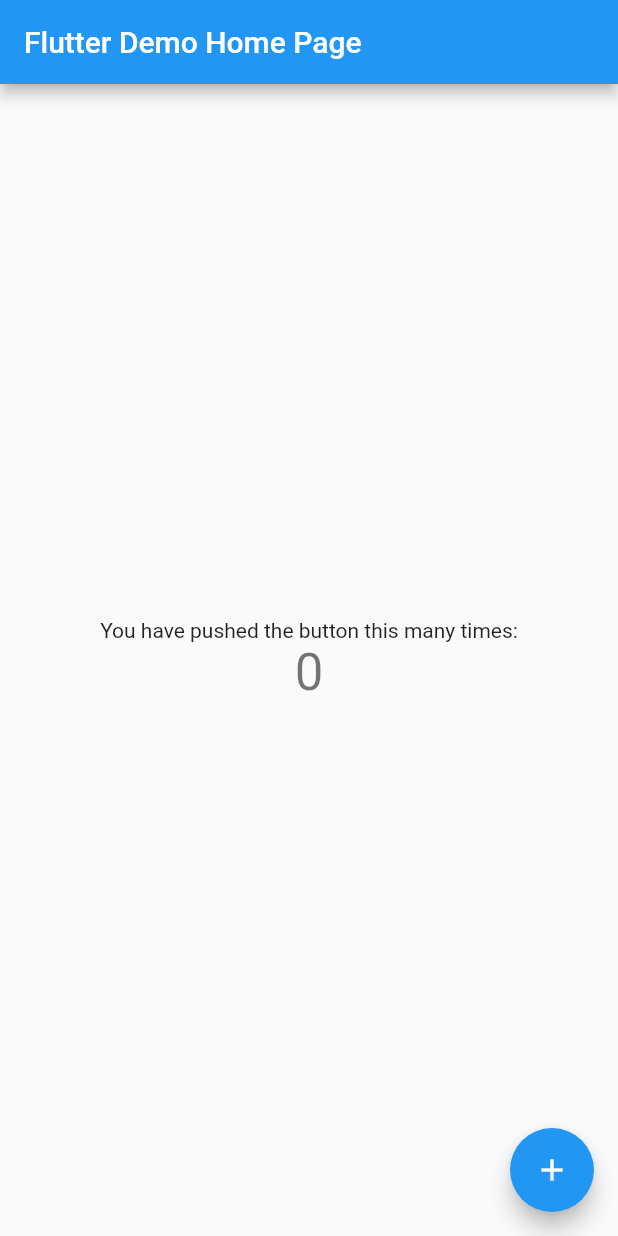
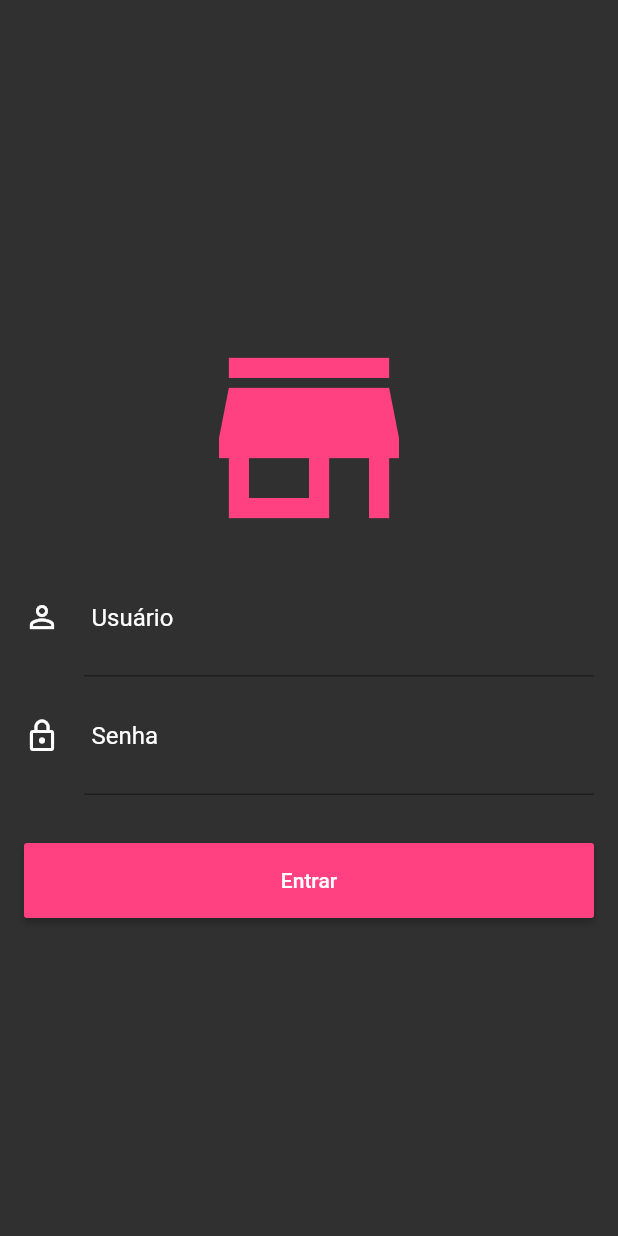
Before and after one commit to JNSantiago/login_firebase, a Flutter app: the screen it shows after launch, on a phone screen of 412 x 824 dp. Run offline on Flutter 3.47's test engine with Material 2 defaults, Android fonts, the phone set to English and light mode, and no system bars.

Commit message:
adicionado tela de login

```diff
--- a/lib/main.dart
+++ b/lib/main.dart
@@ -1,111 +1,18 @@
 import 'package:flutter/material.dart';
+import 'package:login_firebase/screens/login_screen.dart';
 
 void main() => runApp(MyApp());
 
 class MyApp extends StatelessWidget {
-  // This widget is the root of your application.
   @override
   Widget build(BuildContext context) {
     return MaterialApp(
-      title: 'Flutter Demo',
+      title: 'Flutter Login Firebase',
       theme: ThemeData(
-        // This is the theme of your application.
-        //
-        // Try running your application with "flutter run". You'll see the
-        // application has a blue toolbar. Then, without quitting the app, try
-        // changing the primarySwatch below to Colors.green and then invoke
-        // "hot reload" (press "r" in the console where you ran "flutter run",
-        // or simply save your changes to "hot reload" in a Flutter IDE).
-        // Notice that the counter didn't reset back to zero; the application
-        // is not restarted.
-        primarySwatch: Colors.blue,
+        primaryColor: Colors.pinkAccent
       ),
-      home: MyHomePage(title: 'Flutter Demo Home Page'),
+      debugShowCheckedModeBanner: false,
+      home: LoginScreen(),
     );
   }
 }
-
-class MyHomePage extends StatefulWidget {
-  MyHomePage({Key key, this.title}) : super(key: key);
-
-  // This widget is the home page of your application. It is stateful, meaning
-  // that it has a State object (defined below) that contains fields that affect
-  // how it looks.
-
-  // This class is the configuration for the state. It holds the values (in this
-  // case the title) provided by the parent (in this case the App widget) and
-  // used by the build method of the State. Fields in a Widget subclass are
-  // always marked "final".
-
-  final String title;
-
-  @override
-  _MyHomePageState createState() => _MyHomePageState();
-}
-
-class _MyHomePageState extends State<MyHomePage> {
-  int _counter = 0;
-
-  void _incrementCounter() {
-    setState(() {
-      // This call to setState tells the Flutter framework that something has
-      // changed in this State, which causes it to rerun the build method below
-      // so that the display can reflect the updated values. If we changed
-      // _counter without calling setState(), then the build method would not be
-      // called again, and so nothing would appear to happen.
-      _counter++;
-    });
-  }
-
-  @override
-  Widget build(BuildContext context) {
-    // This method is rerun every time setState is called, for instance as done
-    // by the _incrementCounter method above.
-    //
-    // The Flutter framework has been optimized to make rerunning build methods
-    // fast, so that you can just rebuild anything that needs updating rather
-    // than having to individually change instances of widgets.
-    return Scaffold(
-      appBar: AppBar(
-        // Here we take the value from the MyHomePage object that was created by
-        // the App.build method, and use it to set our appbar title.
-        title: Text(widget.title),
-      ),
-      body: Center(
-        // Center is a layout widget. It takes a single child and positions it
-        // in the middle of the parent.
-        child: Column(
-          // Column is also layout widget. It takes a list of children and
-          // arranges them vertically. By default, it sizes itself to fit its
-          // children horizontally, and tries to be as tall as its parent.
-          //
-          // Invoke "debug painting" (press "p" in the console, choose the
-          // "Toggle Debug Paint" action from the Flutter Inspector in Android
-          // Studio, or the "Toggle Debug Paint" command in Visual Studio Code)
-          // to see the wireframe for each widget.
-          //
-          // Column has various properties to control how it sizes itself and
-          // how it positions its children. Here we use mainAxisAlignment to
-          // center the children vertically; the main axis here is the vertical
-          // axis because Columns are vertical (the cross axis would be
-          // horizontal).
-          mainAxisAlignment: MainAxisAlignment.center,
-          children: <Widget>[
-            Text(
-              'You have pushed the button this many times:',
-            ),
-            Text(
-              '$_counter',
-              style: Theme.of(context).textTheme.display1,
-            ),
-          ],
-        ),
-      ),
-      floatingActionButton: FloatingActionButton(
-        onPressed: _incrementCounter,
-        tooltip: 'Increment',
-        child: Icon(Icons.add),
-      ), // This trailing comma makes auto-formatting nicer for build methods.
-    );
-  }
-}
--- /dev/null
+++ b/lib/screens/login_screen.dart
@@ -0,0 +1,53 @@
+import 'package:flutter/material.dart';
+import 'package:login_firebase/widgets/input_field.dart';
+
+class LoginScreen extends StatefulWidget {
+  @override
+  _LoginScreenState createState() => _LoginScreenState();
+}
+
+class _LoginScreenState extends State<LoginScreen> {
+  @override
+  Widget build(BuildContext context) {
+    return Scaffold(
+        backgroundColor: Colors.grey[850],
+        body: Stack(
+          alignment: Alignment.center,
+          children: <Widget>[
+            Container(),
+            SingleChildScrollView(
+              child: Container(
+                margin: EdgeInsets.all(16),
+                child: Column(
+                  crossAxisAlignment: CrossAxisAlignment.stretch,
+                  children: <Widget>[
+                    Icon(Icons.store_mall_directory,
+                        color: Colors.pinkAccent, size: 160),
+                    InputField(
+                      icon: Icons.person_outline,
+                      hint: 'Usuário',
+                      obscure: false,
+                    ),
+                    InputField(
+                      icon: Icons.lock_outline,
+                      hint: 'Senha',
+                      obscure: true,
+                    ),
+                    SizedBox(height: 32),
+                    SizedBox(
+                      height: 50,
+                      child: RaisedButton(
+                        color: Colors.pinkAccent,
+                        child: Text('Entrar'),
+                        onPressed: () {},
+                        textColor: Colors.white,
+                      ),
+                    )
+                  ],
+                ),
+              ),
+            ),
+          ],
+        ));
+  }
+}
--- /dev/null
+++ b/lib/widgets/input_field.dart
@@ -0,0 +1,26 @@
+import 'package:flutter/material.dart';
+
+class InputField extends StatelessWidget {
+  final IconData icon;
+  final String hint;
+  final bool obscure;
+
+  InputField({this.icon, this.hint, this.obscure});
+
+  @override
+  Widget build(BuildContext context) {
+    return TextField(
+      decoration: InputDecoration(
+        icon: Icon(icon, color: Colors.white,),
+        hintText: hint,
+        hintStyle: TextStyle(color: Colors.white),
+        focusedBorder: UnderlineInputBorder(
+          borderSide: BorderSide(color: Colors.pinkAccent)
+        ),
+        contentPadding: EdgeInsets.only(left: 5, right: 30, bottom: 30, top: 30)
+      ),
+      style: TextStyle(color: Colors.white),
+      obscureText: obscure,
+    );
+  }
+}
--- a/pubspec.yaml
+++ b/pubspec.yaml
@@ -23,6 +23,11 @@ dependencies:
   # The following adds the Cupertino Icons font to your application.
   # Use with the CupertinoIcons class for iOS style icons.
   cupertino_icons: ^0.1.2
+  firebase_auth: ^0.11.1+10
+  cloud_firestore: ^0.12.7
+  rxdart: ^0.22.0
+  bloc_pattern: ^2.2.3
+  shimmer: ^1.0.0
 
 dev_dependencies:
   flutter_test:
```
Also changed, not shown: pubspec.lock, 13 other files.
